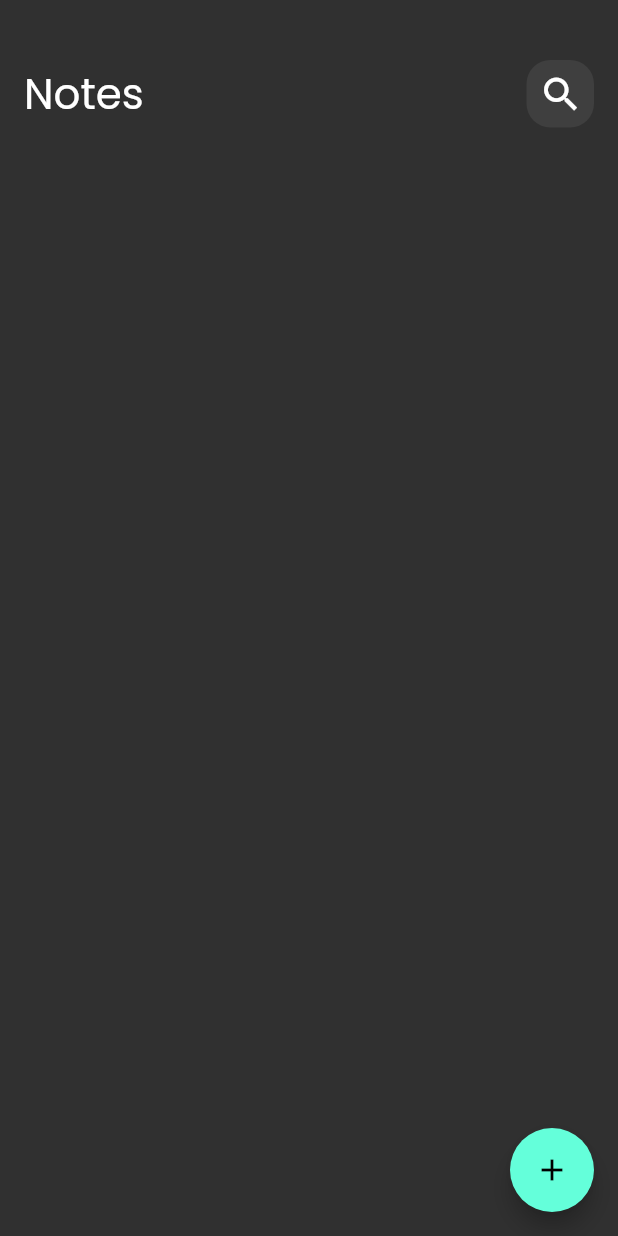
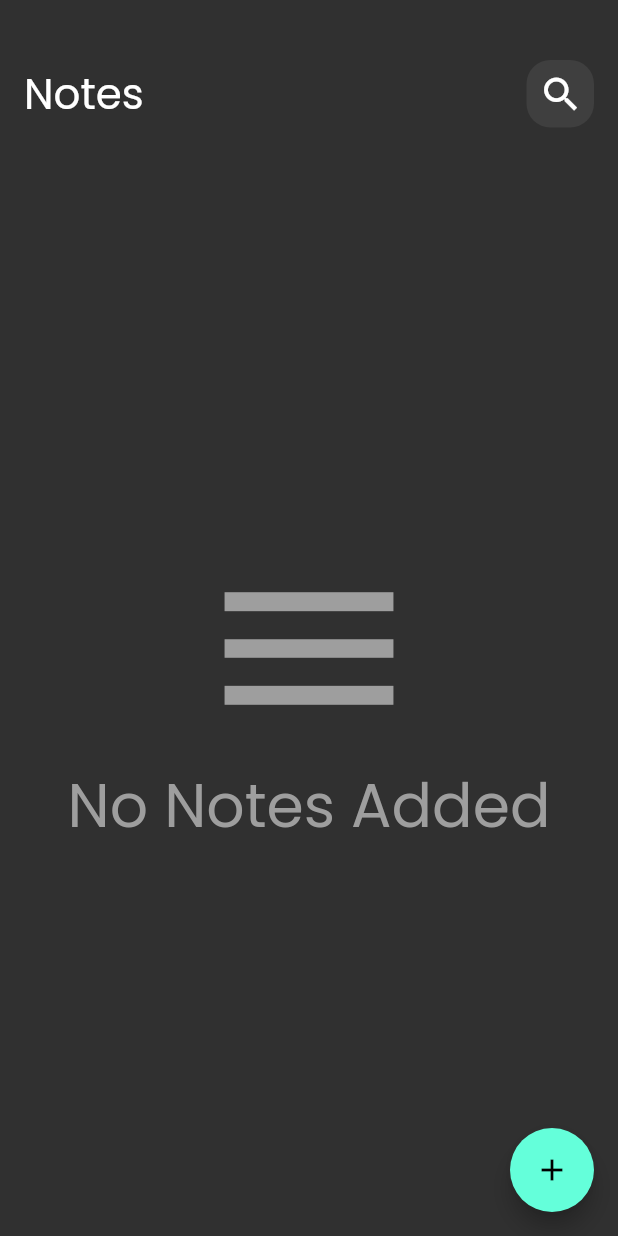
Before and after one commit to BassemSiam/notes_app, a Flutter app: the screen it shows after launch, on a phone screen of 412 x 824 dp. Run offline on Flutter 3.47's test engine with Material 2 defaults, Android fonts, the phone set to English and light mode, and no system bars; our stand-ins replace date_format, flutter_bloc, hive, hive_flutter, modal_progress_hud_nsn; accounts and stored records are empty.

Commit message:
delete notes using dismissible widget and icon

```diff
--- a/lib/Components/Widgets/Custom_Notes_items.dart
+++ b/lib/Components/Widgets/Custom_Notes_items.dart
@@ -3,7 +3,7 @@ import 'package:note_app/Models/note_model.dart';
 import 'package:note_app/Screens/Edit_notes_screen.dart';
 
 class NoteItem extends StatelessWidget {
-  const NoteItem({super.key ,required this.notes});
+  const NoteItem({super.key, required this.notes});
 
   final NoteModel notes;
 
@@ -48,7 +48,9 @@ class NoteItem extends StatelessWidget {
                   Icons.delete,
                   size: 35,
                 ),
-                onPressed: () {},
+                onPressed: () {
+                  notes.delete();
+                },
               ),
             ),
             SizedBox(
@@ -57,7 +59,7 @@ class NoteItem extends StatelessWidget {
             Padding(
               padding: const EdgeInsets.only(right: 24),
               child: Text(
-               notes.date,
+                notes.date,
                 style: TextStyle(
                     fontSize: 16, color: Colors.black.withOpacity(0.6)),
               ),
--- a/lib/Components/Widgets/NotesListViwe_widget.dart
+++ b/lib/Components/Widgets/NotesListViwe_widget.dart
@@ -12,6 +12,16 @@ class NotesListViwe extends StatelessWidget {
     return BlocBuilder<NotesCubit, NotesStates>(
       builder: (context, state) {
         List<NoteModel> notes = NotesCubit.get(context).notes!;
+        if (notes.isEmpty) {
+          return const Column(
+            mainAxisAlignment: MainAxisAlignment.center,
+            children: [
+              Icon(Icons.menu,color: Colors.grey,size: 150 ),
+              Text('No Notes Added',
+                  style: TextStyle(color: Colors.grey , fontSize: 40)),
+            ],
+          );
+        }else {
           return Padding(
           padding: const EdgeInsets.only(bottom: 16),
           child: ListView.separated(
@@ -21,12 +31,25 @@ class NotesListViwe extends StatelessWidget {
                     height: 8,
                   ),
               itemBuilder: (context, index) {
-              return  NoteItem(
+                return Dismissible(
+                  key: const Key('id'),
+                  background: Container(
+                    color: Colors.red,
+                    child: const Icon(
+                      Icons.cancel,
+                      size: 26,
+                    ),
+                  ),
+                  onDismissed: (direction) {
+                    notes[index].delete();
+                  },
+                  child: NoteItem(
                     notes: notes[index],
-              );
-            },
                   ),
                 );
+              }),
+        );
+        }
       },
     );
   }
```
Lines whose indentation alone changed are shown as unchanged.
